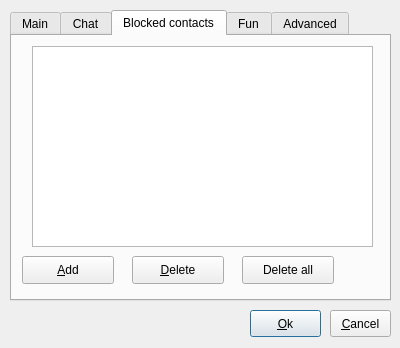
Above: ui/Options.ui from 8102/QNetSoul before the change. Below: the same form after it.
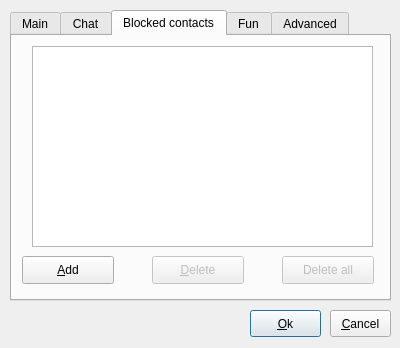
That is the form after the change. The open tabs and pages were chosen to show the change. Icons and pictures are not drawn.

The edit to the form file:
```diff
--- a/ui/Options.ui
+++ b/ui/Options.ui
@@ -389,9 +389,12 @@
      </property>
     </widget>
     <widget class="QPushButton" name="deleteButton">
+     <property name="enabled">
+      <bool>false</bool>
+     </property>
      <property name="geometry">
       <rect>
-       <x>120</x>
+       <x>140</x>
        <y>220</y>
        <width>92</width>
        <height>28</height>
@@ -402,9 +405,12 @@
      </property>
     </widget>
     <widget class="QPushButton" name="deleteAllButton">
+     <property name="enabled">
+      <bool>false</bool>
+     </property>
      <property name="geometry">
       <rect>
-       <x>230</x>
+       <x>270</x>
        <y>220</y>
        <width>92</width>
        <height>28</height>
```
Left out of the diff: 6 changed lines with no effect on the pictures.
